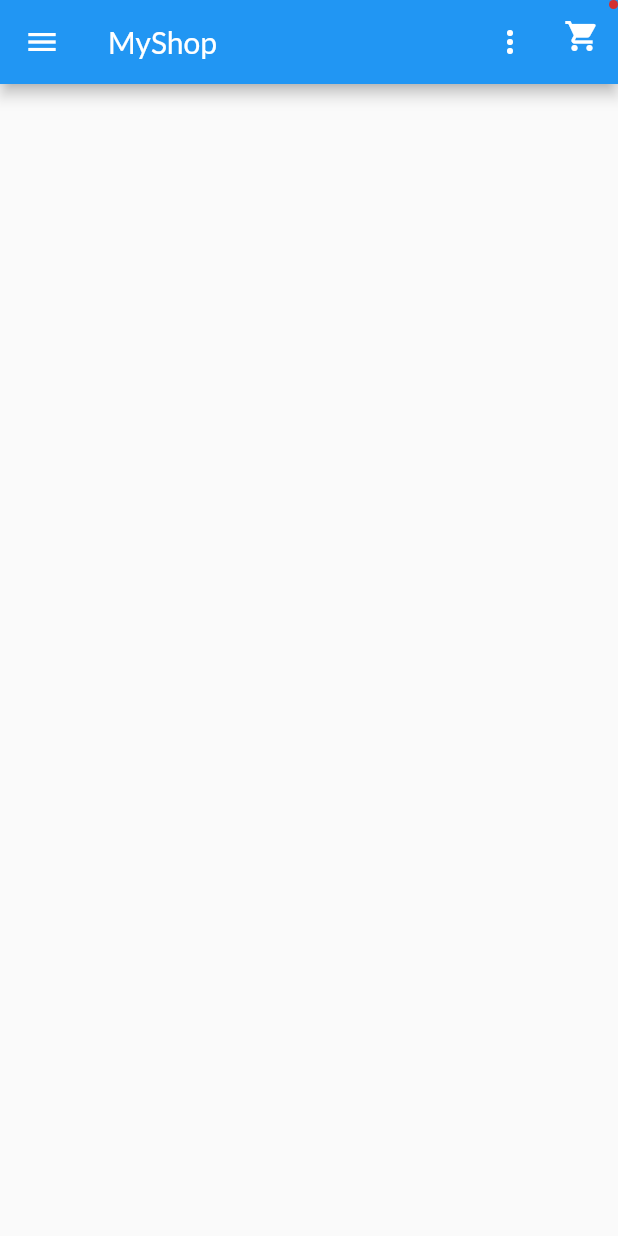
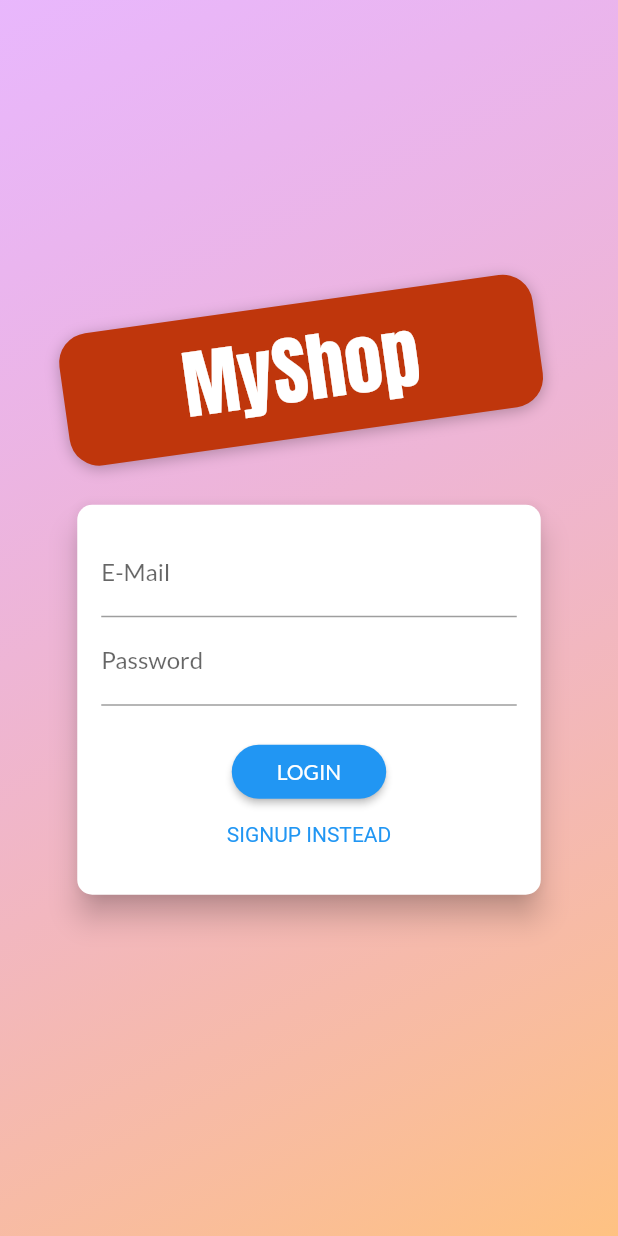
Before and after one commit to trlong357/shop_acc, a Flutter app: the screen it shows after launch, on a phone screen of 412 x 824 dp. Run offline on Flutter 3.47's test engine with Material 2 defaults, Android fonts, the phone set to English and light mode, and no system bars.

Commit message:
adding login signup features

```diff
--- a/lib/main.dart
+++ b/lib/main.dart
@@ -1,14 +1,18 @@
 import 'package:flutter/material.dart';
 import 'package:provider/provider.dart';
-import 'package:shop_acc/providers/orders.dart';
-import 'package:shop_acc/screens/cart_screen.dart';
-import 'package:shop_acc/screens/product_detail_screen.dart';
-import 'screens/products_overview_screen.dart';
+
+import 'screens/cart_screen.dart';
+import 'screens/product_detail_screen.dart';
+// import 'screens/products_overview_screen.dart';
 import 'screens/order_screen.dart';
 import 'screens/user_products_creen.dart';
 import 'screens/edit_product_screen.dart';
+import 'screens/auth_screen.dart';
+
 import 'providers/products.dart';
 import 'providers/cart.dart';
+import 'providers/auth.dart';
+import 'providers/orders.dart';
 
 void main() {
   runApp(const MyApp());
@@ -21,6 +25,9 @@
   Widget build(BuildContext context) {
     return MultiProvider(
       providers: [
+        ChangeNotifierProvider(
+          create: ((context) => Auth()),
+        ),
         ChangeNotifierProvider(
           create: (context) => Products(),
         ),
@@ -41,7 +48,7 @@
           ),
           fontFamily: 'Lato',
         ),
-        home: const ProductsOverviewScreen(),
+        home: const AuthScreen(),
         routes: {
           ProductDetailScreen.routeName: (context) =>
               const ProductDetailScreen(),
--- /dev/null
+++ b/lib/providers/auth.dart
@@ -0,0 +1,35 @@
+import 'package:flutter/material.dart';
+import 'package:http/http.dart' as http;
+import 'dart:convert';
+
+class Auth with ChangeNotifier {
+  String? _token;
+  DateTime? _expiryDate;
+  String? _userId;
+
+  // Auth(this._token, this._expiryDate, this._userId);
+
+  Future<void> _authenticate(
+      String email, String password, String urlSegment) async {
+    final url = Uri.parse(
+      'https://identitytoolkit.googleapis.com/v1/accounts:$urlSegment?key=AIzaSyA8i4ZddWG0VGqis57N1tiK8zLq2ukRcX0',
+    );
+    final response = await http.post(
+      url,
+      body: json.encode({
+        'email': email,
+        'password': password,
+        'returnSecureToken': true,
+      }),
+    );
+    print(json.decode(response.body));
+  }
+
+  Future<void> signup(String email, String password) async {
+    return _authenticate(email, password, "signUp");
+  }
+
+  Future<void> login(String email, String password) async {
+    return _authenticate(email, password, "signInWithPassword");
+  }
+}
--- /dev/null
+++ b/lib/screens/auth_screen.dart
@@ -0,0 +1,259 @@
+import 'dart:math';
+
+import 'package:flutter/material.dart';
+import 'package:provider/provider.dart';
+
+import '../providers/auth.dart';
+
+// ignore: constant_identifier_names
+enum AuthMode { Signup, Login }
+
+class AuthScreen extends StatelessWidget {
+  static const routeName = '/auth';
+
+  const AuthScreen({Key? key}) : super(key: key);
+
+  @override
+  Widget build(BuildContext context) {
+    final deviceSize = MediaQuery.of(context).size;
+    // final transformConfig = Matrix4.rotationZ(-8 * pi / 180);
+    // transformConfig.translate(-10.0);
+    return Scaffold(
+      // resizeToAvoidBottomInset: false,
+      body: Stack(
+        children: <Widget>[
+          Container(
+            decoration: BoxDecoration(
+              gradient: LinearGradient(
+                colors: [
+                  const Color.fromRGBO(215, 117, 255, 1).withOpacity(0.5),
+                  const Color.fromRGBO(255, 188, 117, 1).withOpacity(0.9),
+                ],
+                begin: Alignment.topLeft,
+                end: Alignment.bottomRight,
+                stops: const [0, 1],
+              ),
+            ),
+          ),
+          SingleChildScrollView(
+            child: SizedBox(
+              height: deviceSize.height,
+              width: deviceSize.width,
+              child: Column(
+                mainAxisAlignment: MainAxisAlignment.center,
+                crossAxisAlignment: CrossAxisAlignment.center,
+                children: <Widget>[
+                  Flexible(
+                    child: Container(
+                      margin: const EdgeInsets.only(bottom: 20.0),
+                      padding: const EdgeInsets.symmetric(
+                          vertical: 8.0, horizontal: 80.0),
+                      transform: Matrix4.rotationZ(-8 * pi / 180)
+                        ..translate(-10.0),
+                      // ..translate(-10.0),
+                      decoration: BoxDecoration(
+                        borderRadius: BorderRadius.circular(20),
+                        color: Colors.deepOrange.shade900,
+                        boxShadow: const [
+                          BoxShadow(
+                            blurRadius: 8,
+                            color: Colors.black26,
+                            offset: Offset(0, 2),
+                          )
+                        ],
+                      ),
+                      child: const Text(
+                        'MyShop',
+                        style: TextStyle(
+                          color: Colors.white,
+                          fontSize: 50,
+                          fontFamily: 'Anton',
+                          fontWeight: FontWeight.normal,
+                        ),
+                      ),
+                    ),
+                  ),
+                  Flexible(
+                    flex: deviceSize.width > 600 ? 2 : 1,
+                    child: const AuthCard(),
+                  ),
+                ],
+              ),
+            ),
+          ),
+        ],
+      ),
+    );
+  }
+}
+
+class AuthCard extends StatefulWidget {
+  const AuthCard({super.key});
+
+  @override
+  // ignore: library_private_types_in_public_api
+  _AuthCardState createState() => _AuthCardState();
+}
+
+class _AuthCardState extends State<AuthCard> {
+  final GlobalKey<FormState> _formKey = GlobalKey();
+  AuthMode _authMode = AuthMode.Login;
+  final Map<String, String> _authData = {
+    'email': '',
+    'password': '',
+  };
+  var _isLoading = false;
+  final _passwordController = TextEditingController();
+
+  Future<void> _submit() async {
+    if (!_formKey.currentState!.validate()) {
+      // Invalid!
+      return;
+    }
+    _formKey.currentState!.save();
+    setState(() {
+      _isLoading = true;
+    });
+    if (_authMode == AuthMode.Login) {
+      // Log user in
+      await Provider.of<Auth>(context, listen: false)
+          .login(_authData['email']!, _authData['email']!);
+    } else {
+      // Sign user up
+      await Provider.of<Auth>(context, listen: false)
+          .signup(_authData['email']!, _authData['email']!);
+    }
+    setState(() {
+      _isLoading = false;
+    });
+  }
+
+  void _switchAuthMode() {
+    if (_authMode == AuthMode.Login) {
+      setState(() {
+        _authMode = AuthMode.Signup;
+      });
+    } else {
+      setState(() {
+        _authMode = AuthMode.Login;
+      });
+    }
+  }
+
+  @override
+  Widget build(BuildContext context) {
+    final deviceSize = MediaQuery.of(context).size;
+    return Card(
+      shape: RoundedRectangleBorder(
+        borderRadius: BorderRadius.circular(10.0),
+      ),
+      elevation: 8.0,
+      child: Container(
+        height: _authMode == AuthMode.Signup ? 320 : 260,
+        constraints:
+            BoxConstraints(minHeight: _authMode == AuthMode.Signup ? 320 : 260),
+        width: deviceSize.width * 0.75,
+        padding: const EdgeInsets.all(16.0),
+        child: Form(
+          key: _formKey,
+          child: SingleChildScrollView(
+            child: Column(
+              children: <Widget>[
+                TextFormField(
+                  decoration: const InputDecoration(labelText: 'E-Mail'),
+                  keyboardType: TextInputType.emailAddress,
+                  validator: (value) {
+                    if (value == null ||
+                        value.isEmpty ||
+                        !value.contains('@')) {
+                      return 'Invalid email!';
+                    }
+                    return null;
+                  },
+                  onSaved: (value) {
+                    _authData['email'] = value!;
+                  },
+                ),
+                TextFormField(
+                  decoration: const InputDecoration(labelText: 'Password'),
+                  obscureText: true,
+                  controller: _passwordController,
+                  validator: (value) {
+                    if (value == null || value.isEmpty || value.length < 5) {
+                      return 'Password is too short!';
+                    }
+                    return null;
+                  },
+                  onSaved: (value) {
+                    _authData['password'] = value!;
+                  },
+                ),
+                if (_authMode == AuthMode.Signup)
+                  TextFormField(
+                    enabled: _authMode == AuthMode.Signup,
+                    decoration:
+                        const InputDecoration(labelText: 'Confirm Password'),
+                    obscureText: true,
+                    validator: _authMode == AuthMode.Signup
+                        ? (value) {
+                            if (value != _passwordController.text) {
+                              return 'Passwords do not match!';
+                            }
+                            return null;
+                          }
+                        : null,
+                  ),
+                const SizedBox(
+                  height: 20,
+                ),
+                if (_isLoading)
+                  const CircularProgressIndicator()
+                else
+                  ElevatedButton(
+                    onPressed: _submit,
+                    style: ButtonStyle(
+                        shape:
+                            MaterialStateProperty.all<RoundedRectangleBorder>(
+                          RoundedRectangleBorder(
+                            borderRadius: BorderRadius.circular(30),
+                          ),
+                        ),
+                        padding: MaterialStateProperty.all<EdgeInsets>(
+                          const EdgeInsets.symmetric(
+                            horizontal: 30.0,
+                            vertical: 8.0,
+                          ),
+                        ),
+                        backgroundColor: MaterialStateProperty.all<Color>(
+                          Theme.of(context).colorScheme.primary,
+                        ),
+                        textStyle: MaterialStateProperty.all<TextStyle?>(
+                          Theme.of(context).textTheme.button,
+                        )),
+                    child:
+                        Text(_authMode == AuthMode.Login ? 'LOGIN' : 'SIGN UP'),
+                  ),
+                TextButton(
+                  onPressed: _switchAuthMode,
+                  style: ButtonStyle(
+                    padding: MaterialStateProperty.all<EdgeInsetsGeometry>(
+                      const EdgeInsets.symmetric(horizontal: 30.0, vertical: 4),
+                    ),
+                    tapTargetSize: MaterialTapTargetSize.shrinkWrap,
+                    textStyle: MaterialStateProperty.all<TextStyle>(
+                      TextStyle(
+                        color: Theme.of(context).colorScheme.primary,
+                      ),
+                    ),
+                  ),
+                  child: Text(
+                      '${_authMode == AuthMode.Login ? 'SIGNUP' : 'LOGIN'} INSTEAD'),
+                ),
+              ],
+            ),
+          ),
+        ),
+      ),
+    );
+  }
+}
--- a/lib/widgets/user_product_item.dart
+++ b/lib/widgets/user_product_item.dart
@@ -25,7 +25,7 @@
       leading: CircleAvatar(
         backgroundImage: NetworkImage(imageUrl),
       ),
-      trailing: Container(
+      trailing: SizedBox(
         width: 100,
         child: Row(
           children: [
```
